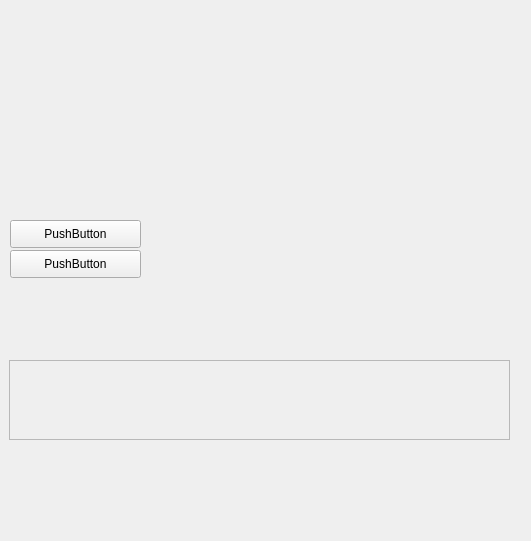
First picture: the form in src/mainwidget.ui, repository aguperezpala/linux-bluetooth-qt, before the edit.
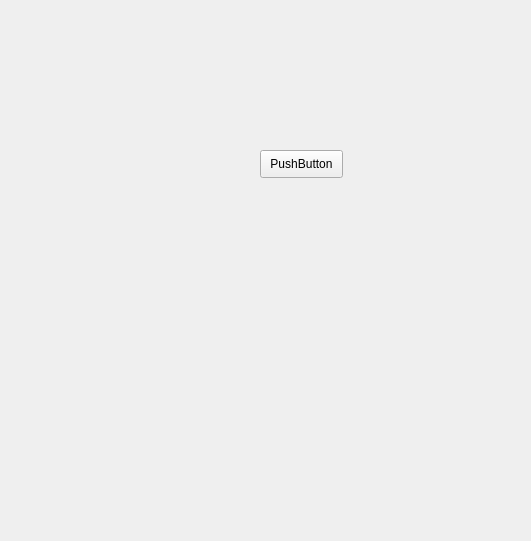
Second picture: the form after the edit.

What changed in the file:
```diff
--- a/src/mainwidget.ui
+++ b/src/mainwidget.ui
@@ -13,7 +13,9 @@
    </rect>
   </property>
   <property name="sizePolicy" >
-   <sizepolicy vsizetype="Preferred" hsizetype="Preferred" >
+   <sizepolicy>
+    <hsizetype>0</hsizetype>
+    <vsizetype>0</vsizetype>
     <horstretch>100</horstretch>
     <verstretch>100</verstretch>
    </sizepolicy>
@@ -39,9 +41,9 @@
   <widget class="QPushButton" name="pushButton" >
    <property name="geometry" >
     <rect>
-     <x>10</x>
-     <y>250</y>
-     <width>131</width>
+     <x>260</x>
+     <y>150</y>
+     <width>83</width>
      <height>28</height>
     </rect>
    </property>
@@ -49,42 +51,6 @@
     <string>PushButton</string>
    </property>
   </widget>
-  <widget class="QPushButton" name="pushButton_2" >
-   <property name="geometry" >
-    <rect>
-     <x>10</x>
-     <y>220</y>
-     <width>131</width>
-     <height>28</height>
-    </rect>
-   </property>
-   <property name="text" >
-    <string>PushButton</string>
-   </property>
-  </widget>
-  <widget class="QScrollArea" name="scrollArea" >
-   <property name="geometry" >
-    <rect>
-     <x>9</x>
-     <y>360</y>
-     <width>501</width>
-     <height>80</height>
-    </rect>
-   </property>
-   <property name="widgetResizable" >
-    <bool>true</bool>
-   </property>
-   <widget class="QWidget" name="scrollAreaWidgetContents" >
-    <property name="geometry" >
-     <rect>
-      <x>0</x>
-      <y>0</y>
-      <width>497</width>
-      <height>76</height>
-     </rect>
-    </property>
-   </widget>
-  </widget>
  </widget>
  <resources/>
  <connections/>
```
